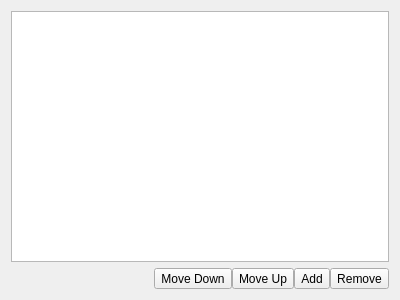
KDE/ring-kde, file src/conf/dlgpresence.ui: the form before one commit.
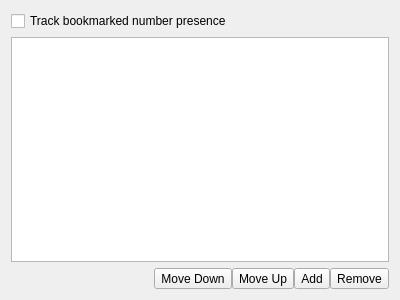
The form after the commit. Custom widgets are drawn as their Qt base class.

Commit message: [ #36741 ] Implement presence status serialization

Diff of the .ui file:
```diff
--- a/src/conf/dlgpresence.ui
+++ b/src/conf/dlgpresence.ui
@@ -11,7 +11,7 @@
    </rect>
   </property>
   <layout class="QGridLayout" name="gridLayout">
-   <item row="0" column="0">
+   <item row="1" column="0">
     <widget class="QTableView" name="m_pView">
      <property name="enabled">
       <bool>true</bool>
@@ -24,7 +24,7 @@
      </attribute>
     </widget>
    </item>
-   <item row="1" column="0">
+   <item row="2" column="0">
     <layout class="QHBoxLayout" name="horizontalLayout">
      <property name="spacing">
       <number>0</number>
@@ -84,6 +84,13 @@
      </item>
     </layout>
    </item>
+   <item row="0" column="0">
+    <widget class="QCheckBox" name="kcfg_trackBookmarkPresence">
+     <property name="text">
+      <string>Track bookmarked number presence</string>
+     </property>
+    </widget>
+   </item>
   </layout>
  </widget>
  <customwidgets>
```
The commit also changes 14 other files.
